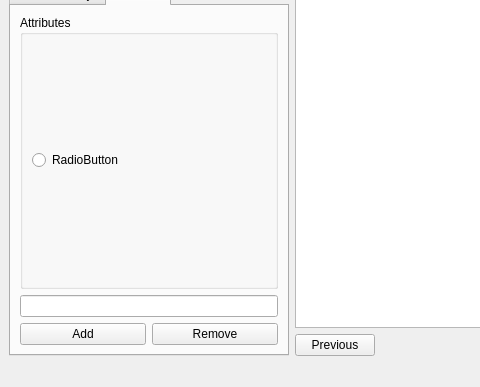
Above: src/view/main_sense.ui from sjdingcn/GUI before the change; both pictures show x 0 to 480 and y 431 to 818 of the 1145 by 818 pixel window. Below: the same form after it.
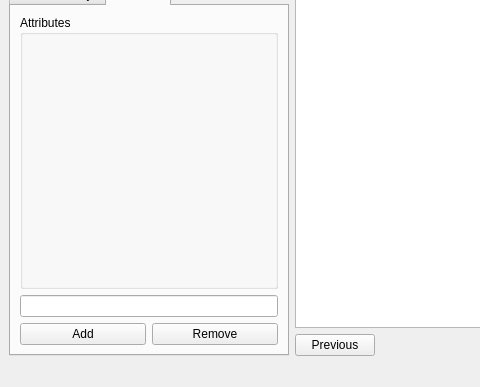
That is the form after the change.

```diff
--- a/src/view/main_sense.ui
+++ b/src/view/main_sense.ui
@@ -224,15 +224,7 @@
             <property name="title">
              <string>Attributes</string>
             </property>
-            <layout class="QVBoxLayout" name="verticalLayout_6">
-             <item>
-              <widget class="QRadioButton" name="radioButton">
-               <property name="text">
-                <string>RadioButton</string>
-               </property>
-              </widget>
-             </item>
-            </layout>
+            <layout class="QVBoxLayout" name="verticalLayout_6"/>
            </widget>
           </item>
           <item>
```
